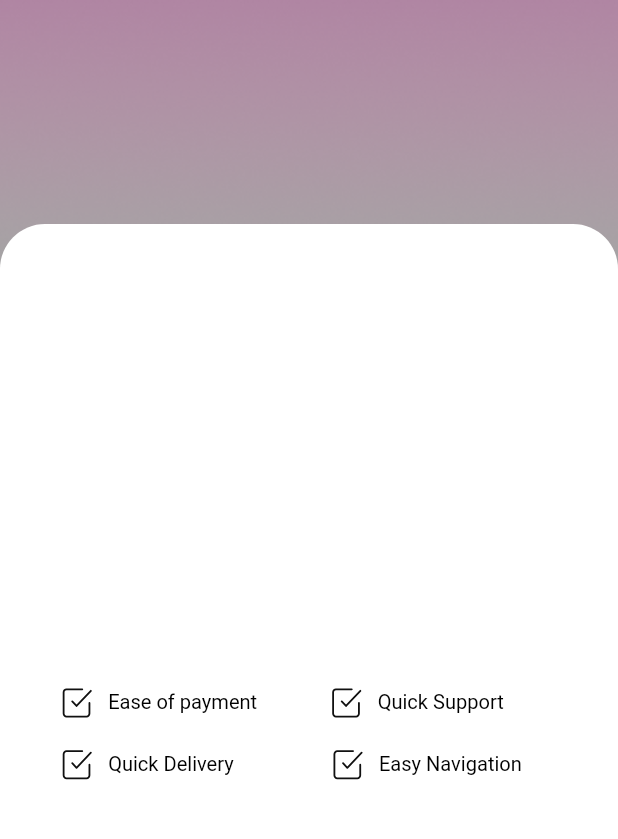
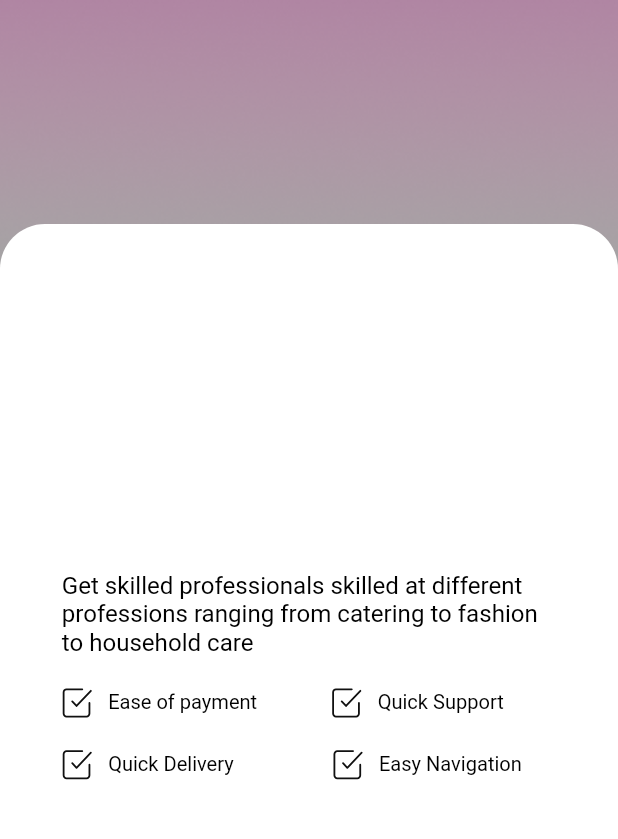
Before and after one commit to CephasPeter/fuitos_app, a Flutter app: the screen it shows after launch, after a tap on an icon or button, on a phone screen of 412 x 824 dp, the part 394-1233 px from its top. Run offline on Flutter 3.47's test engine with Material 2 defaults, Android fonts, the phone set to English and light mode, and no system bars; our stand-ins replace flutter_svg, font_awesome_flutter, loading_animation_widget, splashscreen.

Commit message:
Working on Onboarding pages

```diff
--- a/lib/screens/onboarding/onboarding_page.dart
+++ b/lib/screens/onboarding/onboarding_page.dart
@@ -36,6 +36,10 @@ class _OnboardingPageState extends State<OnboardingPage> {
             mainAxisAlignment: MainAxisAlignment.end,
             crossAxisAlignment: CrossAxisAlignment.stretch,
             children: [
+              Text("Get skilled professionals skilled at different professions ranging from catering to fashion to household care", style: TextStyle(fontSize: multiplier*0.078, fontWeight: FontWeight.w400, color: Colors.black)),
+              SizedBox(
+                height: height*0.025,
+              ),
               Row(
                 children: [
                   Row(
@@ -104,7 +108,7 @@ class _OnboardingPageState extends State<OnboardingPage> {
                     ],
                   ),
                 ],
-              )
+              ),
             ],
           ),
         ),
```
